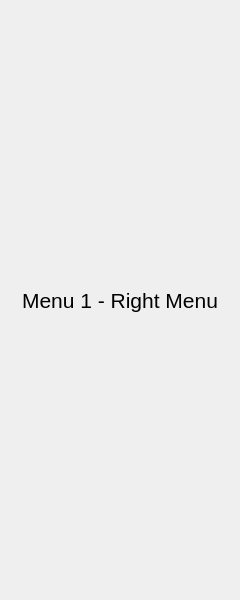
This is gui/uis/columns/right_column.ui in NoodleGodz/Final-Project-Python as Qt 5 draws it before an edit. The edited form follows.
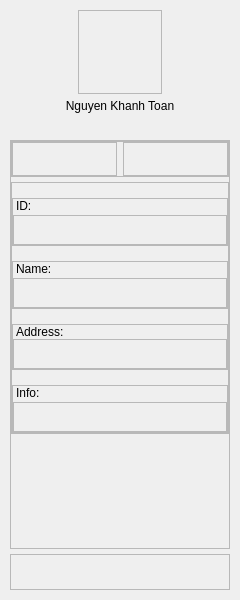
This is the edited form. The open tabs and pages were chosen to show the change.

Commit message: Add post-login panel

```diff
--- a/gui/uis/columns/right_column.ui
+++ b/gui/uis/columns/right_column.ui
@@ -51,22 +51,612 @@
        <property name="bottomMargin">
         <number>5</number>
        </property>
+       <item alignment="Qt::AlignHCenter">
+        <widget class="QFrame" name="frame_image">
+         <property name="minimumSize">
+          <size>
+           <width>84</width>
+           <height>84</height>
+          </size>
+         </property>
+         <property name="maximumSize">
+          <size>
+           <width>84</width>
+           <height>84</height>
+          </size>
+         </property>
+         <property name="frameShape">
+          <enum>QFrame::StyledPanel</enum>
+         </property>
+         <property name="frameShadow">
+          <enum>QFrame::Plain</enum>
+         </property>
+         <layout class="QHBoxLayout" name="layout_cstmr_image_right">
+          <property name="spacing">
+           <number>0</number>
+          </property>
+          <property name="leftMargin">
+           <number>0</number>
+          </property>
+          <property name="topMargin">
+           <number>0</number>
+          </property>
+          <property name="rightMargin">
+           <number>0</number>
+          </property>
+          <property name="bottomMargin">
+           <number>0</number>
+          </property>
+         </layout>
+        </widget>
+       </item>
        <item>
-        <widget class="QLabel" name="label_1">
-         <property name="font">
-          <font>
-           <pointsize>16</pointsize>
-          </font>
+        <widget class="QLabel" name="label">
+         <property name="maximumSize">
+          <size>
+           <width>16777215</width>
+           <height>36</height>
+          </size>
          </property>
          <property name="styleSheet">
-          <string notr="true">font-size: 16pt</string>
+          <string notr="true">font: 16pt &quot;Ubuntu&quot;;</string>
          </property>
          <property name="text">
-          <string>Menu 1 - Right Menu</string>
+          <string>Nguyen Khanh Toan</string>
+         </property>
+         <property name="textFormat">
+          <enum>Qt::MarkdownText</enum>
+         </property>
+         <property name="scaledContents">
+          <bool>true</bool>
          </property>
          <property name="alignment">
-          <set>Qt::AlignCenter</set>
+          <set>Qt::AlignHCenter|Qt::AlignTop</set>
          </property>
+         <property name="margin">
+          <number>5</number>
+         </property>
+        </widget>
+       </item>
+       <item>
+        <widget class="QFrame" name="frame_2">
+         <property name="frameShape">
+          <enum>QFrame::StyledPanel</enum>
+         </property>
+         <property name="frameShadow">
+          <enum>QFrame::Raised</enum>
+         </property>
+         <layout class="QVBoxLayout" name="verticalLayout_3">
+          <property name="spacing">
+           <number>5</number>
+          </property>
+          <property name="leftMargin">
+           <number>0</number>
+          </property>
+          <property name="topMargin">
+           <number>0</number>
+          </property>
+          <property name="rightMargin">
+           <number>0</number>
+          </property>
+          <property name="bottomMargin">
+           <number>0</number>
+          </property>
+          <item>
+           <widget class="QFrame" name="frame_cstmr_page">
+            <property name="maximumSize">
+             <size>
+              <width>16777215</width>
+              <height>36</height>
+             </size>
+            </property>
+            <property name="frameShape">
+             <enum>QFrame::StyledPanel</enum>
+            </property>
+            <property name="frameShadow">
+             <enum>QFrame::Raised</enum>
+            </property>
+            <layout class="QHBoxLayout" name="horizontalLayout_2">
+             <property name="leftMargin">
+              <number>0</number>
+             </property>
+             <property name="topMargin">
+              <number>0</number>
+             </property>
+             <property name="rightMargin">
+              <number>0</number>
+             </property>
+             <property name="bottomMargin">
+              <number>0</number>
+             </property>
+             <item>
+              <widget class="QFrame" name="frame_cstmr_back">
+               <property name="frameShape">
+                <enum>QFrame::StyledPanel</enum>
+               </property>
+               <property name="frameShadow">
+                <enum>QFrame::Raised</enum>
+               </property>
+               <layout class="QVBoxLayout" name="layout_cstmr_back">
+                <property name="spacing">
+                 <number>0</number>
+                </property>
+                <property name="leftMargin">
+                 <number>0</number>
+                </property>
+                <property name="topMargin">
+                 <number>0</number>
+                </property>
+                <property name="rightMargin">
+                 <number>0</number>
+                </property>
+                <property name="bottomMargin">
+                 <number>0</number>
+                </property>
+               </layout>
+              </widget>
+             </item>
+             <item>
+              <widget class="QFrame" name="frame_cstmr_next">
+               <property name="frameShape">
+                <enum>QFrame::StyledPanel</enum>
+               </property>
+               <property name="frameShadow">
+                <enum>QFrame::Raised</enum>
+               </property>
+               <layout class="QVBoxLayout" name="layout_cstmr_next">
+                <property name="spacing">
+                 <number>0</number>
+                </property>
+                <property name="leftMargin">
+                 <number>0</number>
+                </property>
+                <property name="topMargin">
+                 <number>0</number>
+                </property>
+                <property name="rightMargin">
+                 <number>0</number>
+                </property>
+                <property name="bottomMargin">
+                 <number>0</number>
+                </property>
+               </layout>
+              </widget>
+             </item>
+            </layout>
+           </widget>
+          </item>
+          <item alignment="Qt::AlignTop">
+           <widget class="QFrame" name="frame_prop">
+            <property name="maximumSize">
+             <size>
+              <width>16777215</width>
+              <height>16777215</height>
+             </size>
+            </property>
+            <property name="frameShape">
+             <enum>QFrame::StyledPanel</enum>
+            </property>
+            <property name="frameShadow">
+             <enum>QFrame::Raised</enum>
+            </property>
+            <layout class="QVBoxLayout" name="verticalLayout_4">
+             <property name="spacing">
+              <number>15</number>
+             </property>
+             <property name="leftMargin">
+              <number>0</number>
+             </property>
+             <property name="topMargin">
+              <number>15</number>
+             </property>
+             <property name="rightMargin">
+              <number>0</number>
+             </property>
+             <property name="bottomMargin">
+              <number>0</number>
+             </property>
+             <item>
+              <widget class="QFrame" name="frame_cstmr_id">
+               <property name="maximumSize">
+                <size>
+                 <width>16777215</width>
+                 <height>60</height>
+                </size>
+               </property>
+               <property name="frameShape">
+                <enum>QFrame::StyledPanel</enum>
+               </property>
+               <property name="frameShadow">
+                <enum>QFrame::Raised</enum>
+               </property>
+               <layout class="QVBoxLayout" name="verticalLayout_5">
+                <property name="spacing">
+                 <number>2</number>
+                </property>
+                <property name="leftMargin">
+                 <number>0</number>
+                </property>
+                <property name="topMargin">
+                 <number>0</number>
+                </property>
+                <property name="rightMargin">
+                 <number>0</number>
+                </property>
+                <property name="bottomMargin">
+                 <number>0</number>
+                </property>
+                <item>
+                 <widget class="QLabel" name="label_3">
+                  <property name="maximumSize">
+                   <size>
+                    <width>16777215</width>
+                    <height>16777215</height>
+                   </size>
+                  </property>
+                  <property name="styleSheet">
+                   <string notr="true">font: 11pt &quot;Ubuntu&quot;;</string>
+                  </property>
+                  <property name="text">
+                   <string>ID:</string>
+                  </property>
+                  <property name="indent">
+                   <number>3</number>
+                  </property>
+                 </widget>
+                </item>
+                <item>
+                 <widget class="QFrame" name="frame_cstmr_id_input">
+                  <property name="minimumSize">
+                   <size>
+                    <width>0</width>
+                    <height>30</height>
+                   </size>
+                  </property>
+                  <property name="maximumSize">
+                   <size>
+                    <width>16777215</width>
+                    <height>30</height>
+                   </size>
+                  </property>
+                  <property name="frameShape">
+                   <enum>QFrame::StyledPanel</enum>
+                  </property>
+                  <property name="frameShadow">
+                   <enum>QFrame::Raised</enum>
+                  </property>
+                  <layout class="QVBoxLayout" name="layout_cstmr_id_input">
+                   <property name="spacing">
+                    <number>0</number>
+                   </property>
+                   <property name="leftMargin">
+                    <number>0</number>
+                   </property>
+                   <property name="topMargin">
+                    <number>0</number>
+                   </property>
+                   <property name="rightMargin">
+                    <number>0</number>
+                   </property>
+                   <property name="bottomMargin">
+                    <number>0</number>
+                   </property>
+                  </layout>
+                 </widget>
+                </item>
+               </layout>
+              </widget>
+             </item>
+             <item>
+              <widget class="QFrame" name="frame_cstmr_name">
+               <property name="maximumSize">
+                <size>
+                 <width>16777215</width>
+                 <height>60</height>
+                </size>
+               </property>
+               <property name="frameShape">
+                <enum>QFrame::StyledPanel</enum>
+               </property>
+               <property name="frameShadow">
+                <enum>QFrame::Raised</enum>
+               </property>
+               <layout class="QVBoxLayout" name="verticalLayout_7">
+                <property name="spacing">
+                 <number>2</number>
+                </property>
+                <property name="leftMargin">
+                 <number>0</number>
+                </property>
+                <property name="topMargin">
+                 <number>0</number>
+                </property>
+                <property name="rightMargin">
+                 <number>0</number>
+                </property>
+                <property name="bottomMargin">
+                 <number>0</number>
+                </property>
+                <item>
+                 <widget class="QLabel" name="label_4">
+                  <property name="maximumSize">
+                   <size>
+                    <width>16777215</width>
+                    <height>16777215</height>
+                   </size>
+                  </property>
+                  <property name="styleSheet">
+                   <string notr="true">font: 11pt &quot;Ubuntu&quot;;</string>
+                  </property>
+                  <property name="text">
+                   <string>Name:</string>
+                  </property>
+                  <property name="indent">
+                   <number>3</number>
+                  </property>
+                 </widget>
+                </item>
+                <item>
+                 <widget class="QFrame" name="frame_cstmr_name_input">
+                  <property name="minimumSize">
+                   <size>
+                    <width>0</width>
+                    <height>30</height>
+                   </size>
+                  </property>
+                  <property name="maximumSize">
+                   <size>
+                    <width>16777215</width>
+                    <height>30</height>
+                   </size>
+                  </property>
+                  <property name="frameShape">
+                   <enum>QFrame::StyledPanel</enum>
+                  </property>
+                  <property name="frameShadow">
+                   <enum>QFrame::Raised</enum>
+                  </property>
+                  <layout class="QVBoxLayout" name="layout_cstmr_name_input_2">
+                   <property name="spacing">
+                    <number>0</number>
+                   </property>
+                   <property name="leftMargin">
+                    <number>0</number>
+                   </property>
+                   <property name="topMargin">
+                    <number>0</number>
+                   </property>
+                   <property name="rightMargin">
+                    <number>0</number>
+                   </property>
+                   <property name="bottomMargin">
+                    <number>0</number>
+                   </property>
+                  </layout>
+                 </widget>
+                </item>
+               </layout>
+              </widget>
+             </item>
+             <item>
+              <widget class="QFrame" name="frame_cstmr_address">
+               <property name="maximumSize">
+                <size>
+                 <width>16777215</width>
+                 <height>60</height>
+                </size>
+               </property>
+               <property name="frameShape">
+                <enum>QFrame::StyledPanel</enum>
+               </property>
+               <property name="frameShadow">
+                <enum>QFrame::Raised</enum>
+               </property>
+               <layout class="QVBoxLayout" name="verticalLayout_8">
+                <property name="spacing">
+                 <number>0</number>
+                </property>
+                <property name="leftMargin">
+                 <number>0</number>
+                </property>
+                <property name="topMargin">
+                 <number>0</number>
+                </property>
+                <property name="rightMargin">
+                 <number>0</number>
+                </property>
+                <property name="bottomMargin">
+                 <number>0</number>
+                </property>
+                <item>
+                 <widget class="QLabel" name="label_5">
+                  <property name="maximumSize">
+                   <size>
+                    <width>16777215</width>
+                    <height>16777215</height>
+                   </size>
+                  </property>
+                  <property name="styleSheet">
+                   <string notr="true">font: 11pt &quot;Ubuntu&quot;;</string>
+                  </property>
+                  <property name="text">
+                   <string>Address:</string>
+                  </property>
+                  <property name="indent">
+                   <number>3</number>
+                  </property>
+                 </widget>
+                </item>
+                <item>
+                 <widget class="QFrame" name="frame_cstmr_address_input">
+                  <property name="minimumSize">
+                   <size>
+                    <width>0</width>
+                    <height>30</height>
+                   </size>
+                  </property>
+                  <property name="maximumSize">
+                   <size>
+                    <width>16777215</width>
+                    <height>30</height>
+                   </size>
+                  </property>
+                  <property name="frameShape">
+                   <enum>QFrame::StyledPanel</enum>
+                  </property>
+                  <property name="frameShadow">
+                   <enum>QFrame::Raised</enum>
+                  </property>
+                  <layout class="QVBoxLayout" name="layout_cstmr_address_input">
+                   <property name="spacing">
+                    <number>0</number>
+                   </property>
+                   <property name="leftMargin">
+                    <number>0</number>
+                   </property>
+                   <property name="topMargin">
+                    <number>0</number>
+                   </property>
+                   <property name="rightMargin">
+                    <number>0</number>
+                   </property>
+                   <property name="bottomMargin">
+                    <number>0</number>
+                   </property>
+                  </layout>
+                 </widget>
+                </item>
+               </layout>
+              </widget>
+             </item>
+             <item>
+              <widget class="QFrame" name="frame_cstmr_info">
+               <property name="maximumSize">
+                <size>
+                 <width>16777215</width>
+                 <height>60</height>
+                </size>
+               </property>
+               <property name="frameShape">
+                <enum>QFrame::StyledPanel</enum>
+               </property>
+               <property name="frameShadow">
+                <enum>QFrame::Raised</enum>
+               </property>
+               <layout class="QVBoxLayout" name="verticalLayout_9">
+                <property name="spacing">
+                 <number>2</number>
+                </property>
+                <property name="leftMargin">
+                 <number>0</number>
+                </property>
+                <property name="topMargin">
+                 <number>0</number>
+                </property>
+                <property name="rightMargin">
+                 <number>0</number>
+                </property>
+                <property name="bottomMargin">
+                 <number>0</number>
+                </property>
+                <item>
+                 <widget class="QLabel" name="label_6">
+                  <property name="maximumSize">
+                   <size>
+                    <width>16777215</width>
+                    <height>16777215</height>
+                   </size>
+                  </property>
+                  <property name="styleSheet">
+                   <string notr="true">font: 11pt &quot;Ubuntu&quot;;</string>
+                  </property>
+                  <property name="text">
+                   <string>Info:</string>
+                  </property>
+                  <property name="indent">
+                   <number>3</number>
+                  </property>
+                 </widget>
+                </item>
+                <item>
+                 <widget class="QFrame" name="frame_cstmr_info_input">
+                  <property name="minimumSize">
+                   <size>
+                    <width>0</width>
+                    <height>30</height>
+                   </size>
+                  </property>
+                  <property name="maximumSize">
+                   <size>
+                    <width>16777215</width>
+                    <height>30</height>
+                   </size>
+                  </property>
+                  <property name="frameShape">
+                   <enum>QFrame::StyledPanel</enum>
+                  </property>
+                  <property name="frameShadow">
+                   <enum>QFrame::Raised</enum>
+                  </property>
+                  <layout class="QVBoxLayout" name="layout_cstmr_info_input">
+                   <property name="spacing">
+                    <number>0</number>
+                   </property>
+                   <property name="leftMargin">
+                    <number>0</number>
+                   </property>
+                   <property name="topMargin">
+                    <number>0</number>
+                   </property>
+                   <property name="rightMargin">
+                    <number>0</number>
+                   </property>
+                   <property name="bottomMargin">
+                    <number>0</number>
+                   </property>
+                  </layout>
+                 </widget>
+                </item>
+               </layout>
+              </widget>
+             </item>
+            </layout>
+           </widget>
+          </item>
+         </layout>
+        </widget>
+       </item>
+       <item>
+        <widget class="QFrame" name="frame_cstmr_btn_edit">
+         <property name="maximumSize">
+          <size>
+           <width>16777215</width>
+           <height>36</height>
+          </size>
+         </property>
+         <property name="frameShape">
+          <enum>QFrame::StyledPanel</enum>
+         </property>
+         <property name="frameShadow">
+          <enum>QFrame::Raised</enum>
+         </property>
+         <layout class="QVBoxLayout" name="verticalLayout_6">
+          <property name="spacing">
+           <number>0</number>
+          </property>
+          <property name="leftMargin">
+           <number>0</number>
+          </property>
+          <property name="topMargin">
+           <number>0</number>
+          </property>
+          <property name="rightMargin">
+           <number>0</number>
+          </property>
+          <property name="bottomMargin">
+           <number>0</number>
+          </property>
+         </layout>
         </widget>
        </item>
       </layout>
```
Left out of the diff: 2 changed lines with no effect on the pictures. The commit also changes 6 other files.
